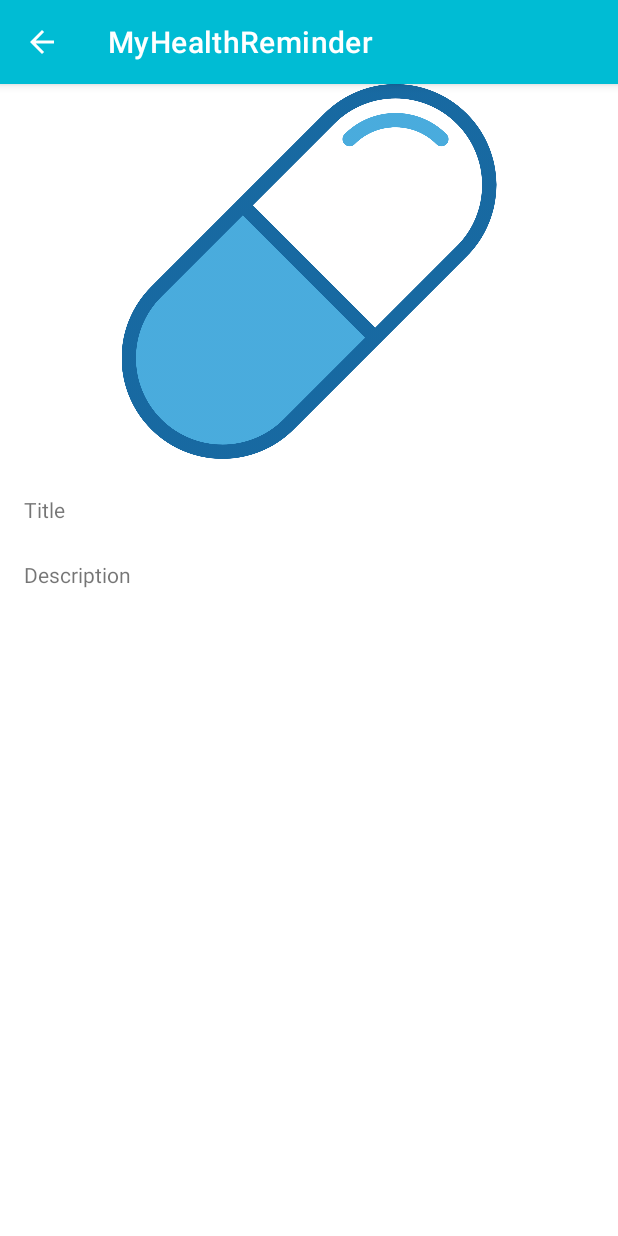
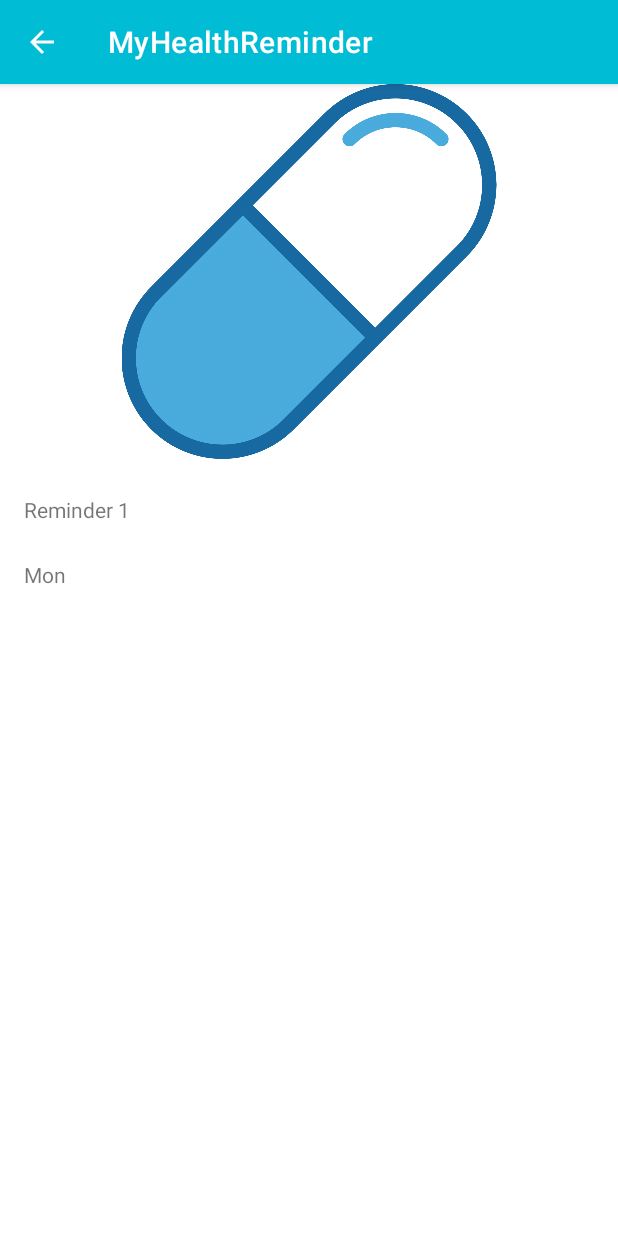
Before and after one commit to sothengski/MyHealthReminder, an Android app: the screen it shows after launch (DetailActivity), after a tap on "Reminder 1", on a phone screen of 412 x 824 dp. Run offline under Robolectric (Android 15) with nearby library versions, the phone set to English and light mode, and no system bars.

Commit message:
Passing/Receiving Data between Main Activity & Detail Activity

```diff
--- a/app/src/main/java/com/example/myhealthreminder/DetailActivity.kt
+++ b/app/src/main/java/com/example/myhealthreminder/DetailActivity.kt
@@ -16,55 +16,28 @@ class DetailActivity : AppCompatActivity() {
     override fun onCreate(savedInstanceState: Bundle?) {
         super.onCreate(savedInstanceState)
 
-        // enable the back button in the navigation bar
-        supportActionBar!!.setDisplayHomeAsUpEnabled(true)
-
         enableEdgeToEdge()
         setContentView(R.layout.activity_detail)
         ViewCompat.setOnApplyWindowInsetsListener(findViewById(R.id.main)) { v, insets ->
             val systemBars = insets.getInsets(WindowInsetsCompat.Type.systemBars())
             v.setPadding(systemBars.left, systemBars.top, systemBars.right, systemBars.bottom)
             insets
-    }
+        }
 
-
-
-
-
-
-
-
-
-
-//        // calling the action bar
-//        var actionBar = getSupportActionBar()
-//        // showing the back button in action bar
-//        if (actionBar != null) {
-//            actionBar.setDisplayHomeAsUpEnabled(true)
-//        }
-//
-//        // this event will enable the back
-//        // function to the button on press
-//        override fun onContextItemSelected(item: MenuItem): Boolean {
-//            when (item.itemId) {
-//                android.R.id.home -> {
-//                    finish()
-//                    return true
-//                }
-//            }
-//            return super.onContextItemSelected(item)
-//        }
-
-
-
+        // enable the back button in the navigation bar
+        supportActionBar!!.setDisplayHomeAsUpEnabled(true)
 
         val imageView: ImageView = findViewById(R.id.imageView);
         val dTitle: TextView = findViewById(R.id.dTitle);
         val dDescription: TextView = findViewById(R.id.dDescription);
 
-//        Bundle bundle = getIntent().getExtras();
-//        imageView.setImageResource(bundle.getInt("image"));
-//        dTitle.setText(bundle.getString("title"));
-//        dDescription.setText(bundle.getString("description"));
+        // Get the data from the intent
+        val bundle = intent.extras;
+        if (bundle != null){
+            // Get the data from the intent
+            imageView.setImageResource(bundle.getInt("image"))
+            dTitle.setText(bundle.getString("title"))
+            dDescription.setText(bundle.getString("description"))
+        }
     }
 }
```
